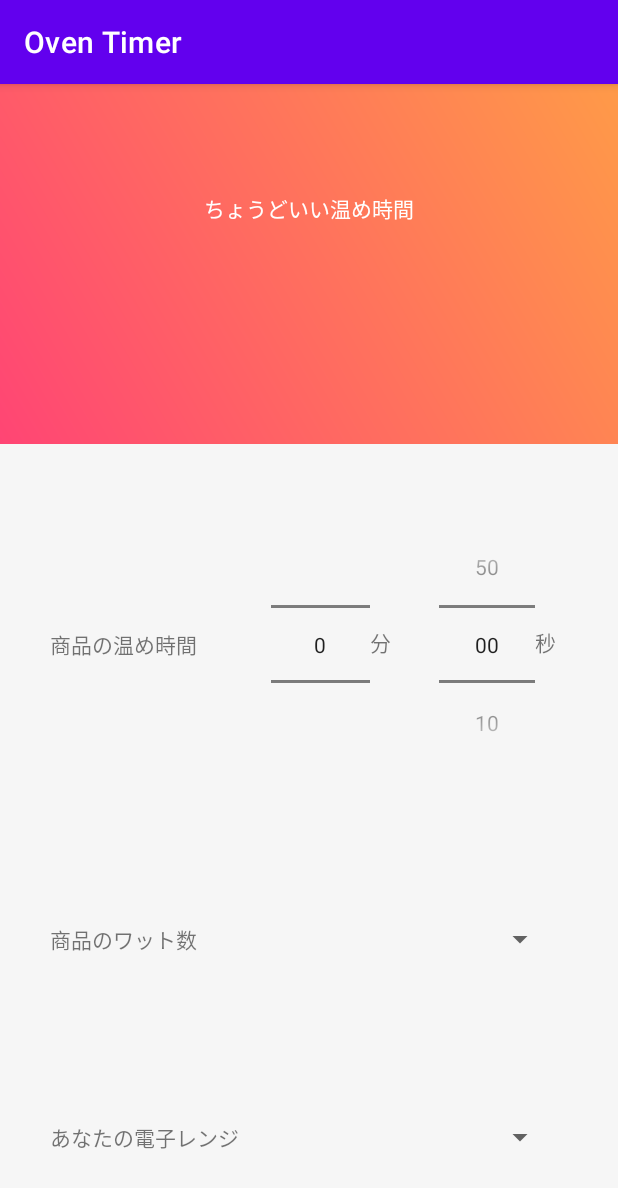
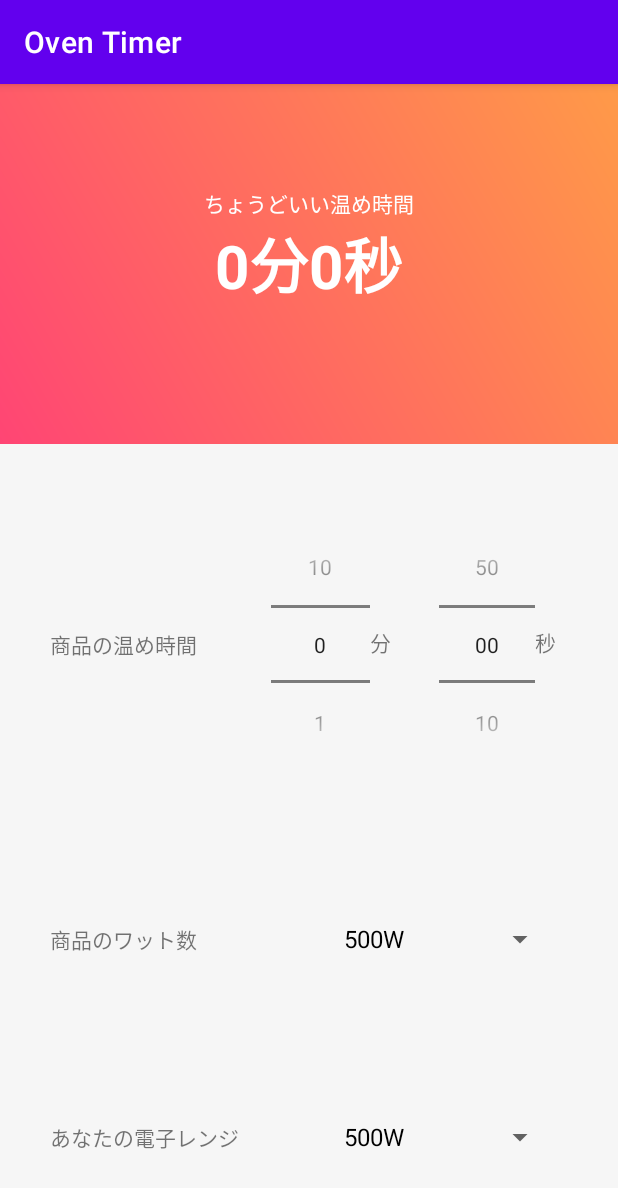
Before and after one commit to taratara10/OrvenTimer, an Android app: the screen it shows after launch (MainActivity), on a phone screen of 412 x 824 dp. Shown: the top 1188 px of the screen. Run offline under Robolectric (Android 15) with nearby library versions, the phone set to English and light mode, and no system bars.

Commit message:
refactor: viewBinding deployment. Refactor function to testable

```diff
--- a/app/src/main/java/com/example/ovenTimer/MainActivity.kt
+++ b/app/src/main/java/com/example/ovenTimer/MainActivity.kt
@@ -1,8 +1,10 @@
 package com.example.ovenTimer
 
 import android.content.Context
+import android.content.SharedPreferences
 import android.os.Bundle
 import android.util.AttributeSet
+import android.util.Log
 import android.view.View
 import android.widget.*
 import androidx.appcompat.app.AppCompatActivity
@@ -12,102 +14,97 @@ import kotlinx.android.synthetic.main.activity_main.*
 
 class MainActivity : AppCompatActivity() {
     private lateinit var binding: ActivityMainBinding
+    private lateinit var prefs: SharedPreferences
 
-    val sectionList = arrayOf<String>("00", "10","20", "30", "40", "50")
+
+    private val sectionList = arrayOf("00", "10","20", "30", "40", "50")
+
+    private var mMin = 0
+    private var mSec = 0
+    private var mPackageWatts = 1
+    private var mSelfWatts = 1
 
     override fun onCreate(savedInstanceState: Bundle?) {
         super.onCreate(savedInstanceState)
         binding = ActivityMainBinding.inflate(layoutInflater)
         setContentView(binding.root)
+        prefs = getSharedPreferences("lastSelectedWatts", MODE_PRIVATE)
 
+        binding.apply {
 
-//
-//        numberPicker
-//
-        val packageMin = findViewById<NumberPicker>(R.id.packageMin)
-        packageMin.minValue = 0
-        packageMin.maxValue = 10
-        packageMin.setOnValueChangedListener(){ numberPicker: NumberPicker, i: Int, i1: Int ->
-            calcWatts()
+            //numberPicker display warm time
+            setupNumberPicker(npPackageMinute, 0, 10,  null)
+            setupNumberPicker(npPackageSecound, 0, 5, sectionList)
+            npPackageMinute.setOnValueChangedListener { _, _, newVal ->
+                mMin = newVal
+                updateWarmingTimeTextView()
+            }
+            npPackageSecound.setOnValueChangedListener { _, _, newVal ->
+                //秒数は10秒毎のlistで表示してるので、positionのitemを取得
+                mSec = sectionList[newVal].toInt()
+                updateWarmingTimeTextView()
             }
 
-        val packageSec = findViewById<NumberPicker>(R.id.packageSec)
-        packageSec.minValue = 0
-        packageSec.maxValue = sectionList.size -1
-        packageSec.displayedValues = sectionList
-        packageSec.setOnValueChangedListener(){ numberPicker: NumberPicker, i: Int, i1: Int ->
-            calcWatts()
+            //Spinner display Watts
+            setupSpinner(context = this@MainActivity,
+                spinner = spPackageWatts,
+                item = resources.getStringArray(R.array.package_watts_items),
+                lastSelected = prefs.getInt("packageSelectedWatts", 0))
+            setupSpinner(context = this@MainActivity,
+                spinner = spSelfWatts,
+                item = resources.getStringArray(R.array.self_watts_items),
+                lastSelected = prefs.getInt("selfSelectedWatts", 0))
+
+            spPackageWatts.onItemSelectedListener = object : AdapterView.OnItemSelectedListener{
+                override fun onItemSelected(parent: AdapterView<*>?, view: View?, position: Int, id: Long) {
+                    mPackageWatts = convertWattsToInt(parent?.getItemAtPosition(position).toString())
+                    updateWarmingTimeTextView()
+                    prefs.edit().putInt("packageSelectedWatts",position).apply()
+                }
+                override fun onNothingSelected(parent: AdapterView<*>?) { }
             }
 
-//
-//sharedPreferences
-//
-        val prefs = getSharedPreferences("lastSelectedWatts", MODE_PRIVATE)
-        val editor = prefs.edit()
-        val packageSelectedWatts = prefs.getInt("packageSelectedWatts", 0)
-        val selfSelectedWatts = prefs.getInt("selfSelectedWatts", 0)
-
-//
-// spinnerの処理
-//
-        //Package Spinner
-        val packageSpinner = findViewById<Spinner>(R.id.packageSpinner)
-        val packageItem = resources.getStringArray(R.array.package_watts_items)
-        setSpinnerItem(this, packageSpinner, packageItem)
-        packageSpinner.setSelection(packageSelectedWatts)
-
-        //SelfWattsSpinner
-        val selfWattsSpinner = findViewById<Spinner>(R.id.selfWattsSpinner)
-        val selfWattsItem = resources.getStringArray(R.array.self_watts_items)
-        setSpinnerItem(this, selfWattsSpinner, selfWattsItem)
-        selfWattsSpinner.setSelection(selfSelectedWatts)
-
-        val spinnerListener = object : AdapterView.OnItemSelectedListener {
+            spSelfWatts.onItemSelectedListener = object : AdapterView.OnItemSelectedListener{
                 override fun onItemSelected(parent: AdapterView<*>?, view: View?, position: Int, id: Long) {
-                calcWatts()
-                editor.putInt("packageSelectedWatts",packageSpinner.selectedItemPosition)
-                editor.putInt("selfSelectedWatts",selfWattsSpinner.selectedItemPosition)
-                editor.apply()
+                    mSelfWatts = convertWattsToInt(parent?.getItemAtPosition(position).toString())
+                    updateWarmingTimeTextView()
+                    prefs.edit().putInt("selfSelectedWatts", position).apply()
                     }
-            override fun onNothingSelected(parent: AdapterView<*>?) { TODO("Not yet implemented") }
+                    override fun onNothingSelected(parent: AdapterView<*>?) { }
                 }
 
-        packageSpinner.onItemSelectedListener = spinnerListener
-        selfWattsSpinner.onItemSelectedListener = spinnerListener
+        }
 
-    } //onCreate
+    }
 
+    //"500W" -> 500
+    private fun convertWattsToInt(item: String):Int = item.removeSuffix("W").toInt()
 
-    override fun onCreateView(name: String, context: Context, attrs: AttributeSet): View? {
-        return super.onCreateView(name, context, attrs)
+    private fun setupNumberPicker(view: NumberPicker, min: Int, max:Int, displayedValue: Array<String>?) {
+        view.minValue = min
+        view.maxValue = max
+        if (displayedValue != null) { view.displayedValues = displayedValue }
     }
-    private fun setSpinnerItem(context: Context, spinner: Spinner, item: Array<String>): Spinner {
+
+    private fun setupSpinner(context: Context, spinner: Spinner, item: Array<String>, lastSelected: Int){
         val adapter = ArrayAdapter(context, android.R.layout.simple_spinner_dropdown_item, item)
         adapter.setDropDownViewResource(android.R.layout.simple_spinner_dropdown_item)
         spinner.adapter = adapter
-        return spinner
+        spinner.setSelection(lastSelected)
     }
 
-     private fun calcWatts(){
-        val min = packageMin.value.toString().toInt()
-        val ss = sectionList[packageSec.value].toInt()
-
-        val selfWatts = selfWattsSpinner.selectedItem.toString() //500W -> 500:Intに変換
-        val selfWattsInt = selfWatts.removeSuffix("W").toInt()
-
-        val packageWatts = packageSpinner.selectedItem.toString()
-        val packageWattsInt = packageWatts.removeSuffix("W").toInt()
-
-        val warmTime = min*60 + ss //秒に変換
-        val packageRequireJules = warmTime * packageWattsInt
-        val selfWattsWarmTime = packageRequireJules/selfWattsInt
-
-        val resultText = "${selfWattsWarmTime/60}分${selfWattsWarmTime%60}秒"
-
-        val result = findViewById<TextView>(R.id.tv_result)
-        result.text = resultText
+    private fun updateWarmingTimeTextView(){
+        val warmTime = calcWarmingTime(mMin,mSec,mPackageWatts,mSelfWatts)
+        binding.tvResult.text = String.format("${warmTime/60}分${warmTime%60}秒")
     }
 
-
+    private fun calcWarmingTime(min: Int, sec: Int, packageWatts: Int, selfWatts: Int): Int {
+        //秒数に変換
+        val warmingSec = min * 60 + sec
+        //熱量 = ワット x 時間
+        val requireJules = warmingSec * packageWatts
+        //熱量を任意のワット数における秒数に変換
+        return requireJules / selfWatts
+    }
 
 }
--- a/app/src/main/res/layout/activity_main.xml
+++ b/app/src/main/res/layout/activity_main.xml
@@ -73,14 +73,14 @@
             android:layout_width="66dp"
             android:layout_height="155dp"
             android:layout_marginEnd="16dp"
-            app:layout_constraintBottom_toBottomOf="@+id/packageSec"
+            app:layout_constraintBottom_toBottomOf="@+id/np_package_secound"
             app:layout_constraintEnd_toStartOf="@+id/tv_warming_min"
             app:layout_constraintHorizontal_chainStyle="spread"
-            app:layout_constraintTop_toTopOf="@+id/packageSec"
+            app:layout_constraintTop_toTopOf="@+id/np_package_secound"
             app:layout_constraintVertical_bias="0.509" />
 
         <NumberPicker
-            android:id="@+id/packageSec"
+            android:id="@+id/np_package_secound"
             android:layout_width="64dp"
             android:layout_height="155dp"
             android:layout_marginStart="32dp"
```
Lines whose indentation alone changed are shown as unchanged.
